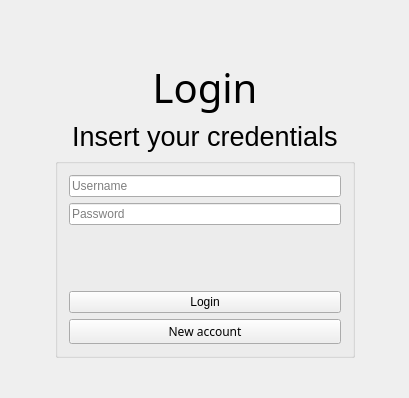
Before: the Qt Designer form Client/login.ui in PolitoTeam/Scriba, drawn with Qt 5.
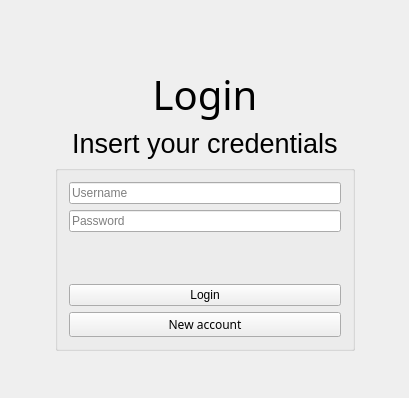
After: the same form once the commit is applied. Icons and pictures are not drawn.

The edit to the form file:
```diff
--- a/Client/login.ui
+++ b/Client/login.ui
@@ -129,7 +129,7 @@
           <property name="sizeHint" stdset="0">
            <size>
             <width>20</width>
-            <height>50</height>
+            <height>30</height>
            </size>
           </property>
          </spacer>
```
